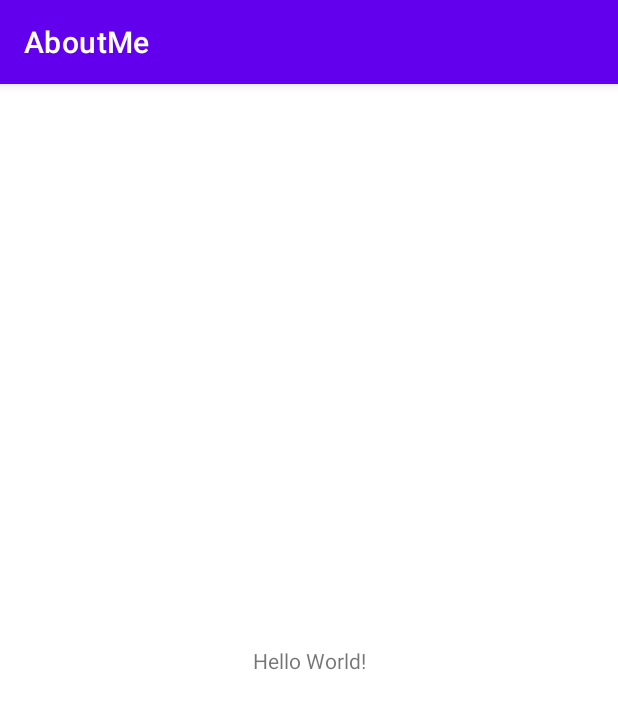
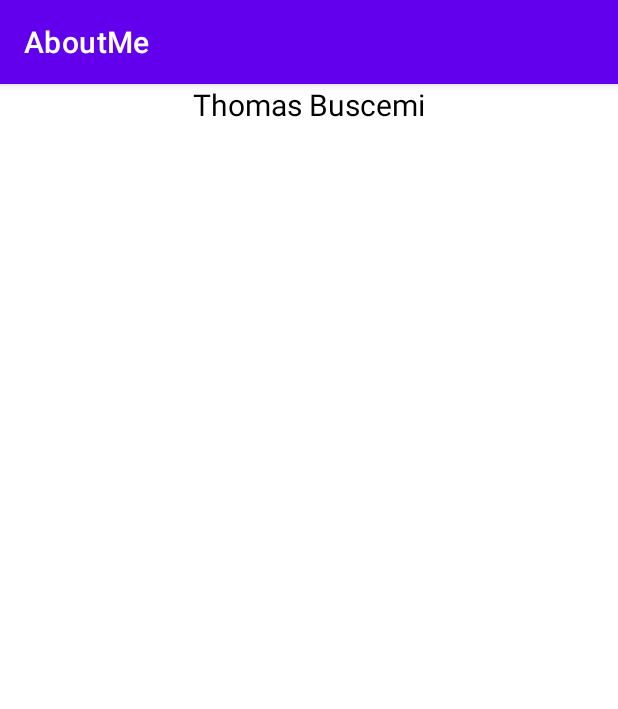
Before and after one commit to TBuscemi/AboutMeKotlin, an Android app: the screen it shows after launch (MainActivity), on a phone screen of 412 x 824 dp. Shown: the top 709 px of the screen. Run offline under Robolectric (Android 15) with nearby library versions, the phone set to English and light mode, and no system bars.

Commit message:
Started making the app using Design instead of just coding

```diff
--- a/app/src/main/res/layout/activity_main.xml
+++ b/app/src/main/res/layout/activity_main.xml
@@ -1,18 +1,18 @@
 <?xml version="1.0" encoding="utf-8"?>
-<androidx.constraintlayout.widget.ConstraintLayout xmlns:android="http://schemas.android.com/apk/res/android"
-    xmlns:app="http://schemas.android.com/apk/res-auto"
+<LinearLayout xmlns:android="http://schemas.android.com/apk/res/android"
     xmlns:tools="http://schemas.android.com/tools"
     android:layout_width="match_parent"
     android:layout_height="match_parent"
-    tools:context=".MainActivity">
+    android:orientation="vertical"
+    android:textAlignment="center">
 
     <TextView
-        android:layout_width="wrap_content"
+        android:id="@+id/textView"
+        android:layout_width="match_parent"
         android:layout_height="wrap_content"
-        android:text="Hello World!"
-        app:layout_constraintBottom_toBottomOf="parent"
-        app:layout_constraintLeft_toLeftOf="parent"
-        app:layout_constraintRight_toRightOf="parent"
-        app:layout_constraintTop_toTopOf="parent" />
-
-</androidx.constraintlayout.widget.ConstraintLayout>
+        android:text="@string/thomas_buscemi"
+        android:textAlignment="center"
+        android:textColor="@android:color/black"
+        android:textSize="@dimen/text_size"
+        tools:textAlignment="center" />
+</LinearLayout>
--- /dev/null
+++ b/app/src/main/res/values/dimens.xml
@@ -0,0 +1,4 @@
+<?xml version="1.0" encoding="utf-8"?>
+<resources>
+    <dimen name="text_size">20sp</dimen>
+</resources>
--- a/app/src/main/res/values/strings.xml
+++ b/app/src/main/res/values/strings.xml
@@ -1,3 +1,5 @@
 <resources>
     <string name="app_name">AboutMe</string>
+    <string name="name">Thomas Buscemi</string>
+    <string name="thomas_buscemi">Thomas Buscemi</string>
 </resources>
```
